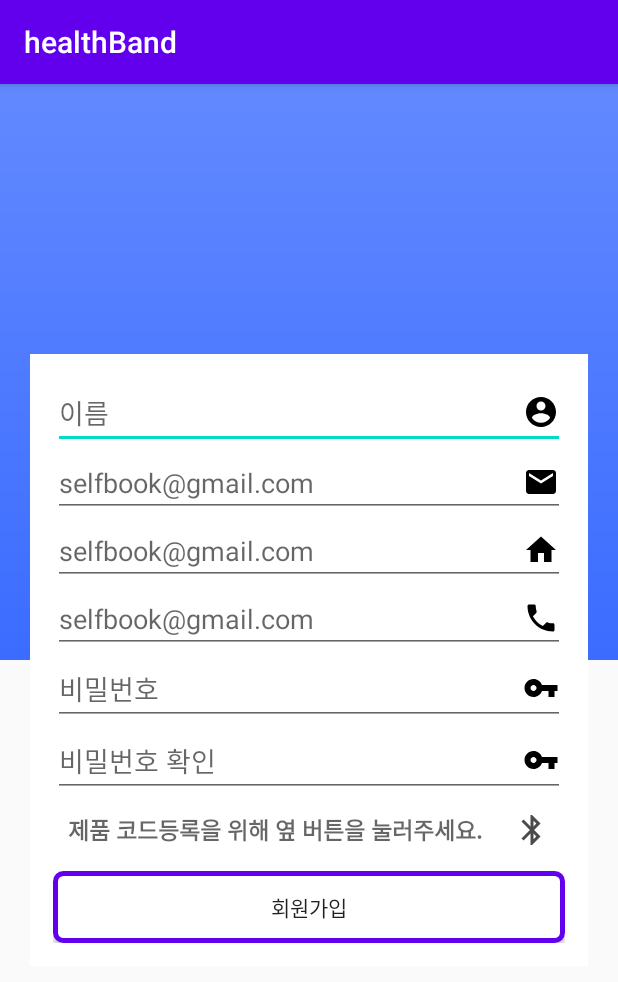
After one commit to show981111/healthBand_protector, an Android app: the RegisterActivity screen opened directly, with no data from a screen before it, on a phone screen of 412 x 824 dp. The commit adds this screen. Shown: the top 982 px of the screen. Run offline under Robolectric (Android 15) with nearby library versions, the phone set to English and light mode, and no system bars.

Commit message:
add layout for login and register

```diff
--- /dev/null
+++ b/app/src/main/java/com/hanium/healthband/RegisterActivity.java
@@ -0,0 +1,14 @@
+package com.hanium.healthband;
+
+import androidx.appcompat.app.AppCompatActivity;
+
+import android.os.Bundle;
+
+public class RegisterActivity extends AppCompatActivity {
+
+    @Override
+    protected void onCreate(Bundle savedInstanceState) {
+        super.onCreate(savedInstanceState);
+        setContentView(R.layout.activity_register);
+    }
+}
--- /dev/null
+++ b/app/src/main/res/drawable/background_gradient.xml
@@ -0,0 +1,10 @@
+<?xml version="1.0" encoding="utf-8"?>
+    <shape xmlns:android = "http://schemas.android.com/apk/res/android"
+        android:shape="rectangle">
+
+    <gradient
+        android:startColor="#3b6cff"
+        android:endColor="#6289ff"
+        android:angle="90"/>
+
+</shape>
--- /dev/null
+++ b/app/src/main/res/drawable/bt_bluetooth.xml
@@ -0,0 +1,6 @@
+<selector xmlns:android="http://schemas.android.com/apk/res/android">
+    <item android:state_focused="true" android:state_pressed="false" android:drawable="@drawable/ic_bluetooth_grey" />
+    <item android:state_focused="true" android:state_pressed="true" android:drawable="@drawable/ic_bluetooth_black" />
+    <item android:state_focused="false" android:state_pressed="true" android:drawable="@drawable/ic_bluetooth_black" />
+    <item android:drawable="@drawable/ic_bluetooth_grey" />
+</selector>
--- /dev/null
+++ b/app/src/main/res/drawable/button_background.xml
@@ -0,0 +1,9 @@
+<?xml version="1.0" encoding="utf-8"?>
+<shape xmlns:android="http://schemas.android.com/apk/res/android"
+    android:shape="rectangle">
+    <gradient android:startColor="#FFFFFF"
+        android:endColor="#FFFFFF"
+        android:angle="270" />
+    <corners android:radius="5dp" />
+    <stroke android:width="5px" android:color="@color/colorPrimary" />
+</shape>
--- /dev/null
+++ b/app/src/main/res/drawable/ic_bluetooth_black.xml
@@ -0,0 +1,9 @@
+<vector xmlns:android="http://schemas.android.com/apk/res/android"
+        android:width="24dp"
+        android:height="24dp"
+        android:viewportWidth="24.0"
+        android:viewportHeight="24.0">
+    <path
+        android:fillColor="#FF000000"
+        android:pathData="M17.71,7.71L12,2h-1v7.59L6.41,5 5,6.41 10.59,12 5,17.59 6.41,19 11,14.41L11,22h1l5.71,-5.71 -4.3,-4.29 4.3,-4.29zM13,5.83l1.88,1.88L13,9.59L13,5.83zM14.88,16.29L13,18.17v-3.76l1.88,1.88z"/>
+</vector>
--- /dev/null
+++ b/app/src/main/res/drawable/ic_bluetooth_grey.xml
@@ -0,0 +1,5 @@
+<vector android:height="24dp" android:tint="#4B4B4B"
+    android:viewportHeight="24.0" android:viewportWidth="24.0"
+    android:width="24dp" xmlns:android="http://schemas.android.com/apk/res/android">
+    <path android:fillColor="#FF000000" android:pathData="M17.71,7.71L12,2h-1v7.59L6.41,5 5,6.41 10.59,12 5,17.59 6.41,19 11,14.41L11,22h1l5.71,-5.71 -4.3,-4.29 4.3,-4.29zM13,5.83l1.88,1.88L13,9.59L13,5.83zM14.88,16.29L13,18.17v-3.76l1.88,1.88z"/>
+</vector>
--- /dev/null
+++ b/app/src/main/res/drawable/ic_email.xml
@@ -0,0 +1,9 @@
+<vector xmlns:android="http://schemas.android.com/apk/res/android"
+        android:width="24dp"
+        android:height="24dp"
+        android:viewportWidth="24.0"
+        android:viewportHeight="24.0">
+    <path
+        android:fillColor="#FF000000"
+        android:pathData="M20,4L4,4c-1.1,0 -1.99,0.9 -1.99,2L2,18c0,1.1 0.9,2 2,2h16c1.1,0 2,-0.9 2,-2L22,6c0,-1.1 -0.9,-2 -2,-2zM20,8l-8,5 -8,-5L4,6l8,5 8,-5v2z"/>
+</vector>
--- /dev/null
+++ b/app/src/main/res/drawable/ic_home.xml
@@ -0,0 +1,9 @@
+<vector xmlns:android="http://schemas.android.com/apk/res/android"
+        android:width="24dp"
+        android:height="24dp"
+        android:viewportWidth="24.0"
+        android:viewportHeight="24.0">
+    <path
+        android:fillColor="#FF000000"
+        android:pathData="M10,20v-6h4v6h5v-8h3L12,3 2,12h3v8z"/>
+</vector>
--- /dev/null
+++ b/app/src/main/res/drawable/ic_login.xml
@@ -0,0 +1,9 @@
+<vector xmlns:android="http://schemas.android.com/apk/res/android"
+        android:width="24dp"
+        android:height="24dp"
+        android:viewportWidth="24.0"
+        android:viewportHeight="24.0">
+    <path
+        android:fillColor="#FF000000"
+        android:pathData="M12,2C6.48,2 2,6.48 2,12s4.48,10 10,10 10,-4.48 10,-10S17.52,2 12,2zM12,5c1.66,0 3,1.34 3,3s-1.34,3 -3,3 -3,-1.34 -3,-3 1.34,-3 3,-3zM12,19.2c-2.5,0 -4.71,-1.28 -6,-3.22 0.03,-1.99 4,-3.08 6,-3.08 1.99,0 5.97,1.09 6,3.08 -1.29,1.94 -3.5,3.22 -6,3.22z"/>
+</vector>
--- /dev/null
+++ b/app/src/main/res/drawable/ic_password.xml
@@ -0,0 +1,9 @@
+<vector xmlns:android="http://schemas.android.com/apk/res/android"
+        android:width="24dp"
+        android:height="24dp"
+        android:viewportWidth="24.0"
+        android:viewportHeight="24.0">
+    <path
+        android:fillColor="#FF000000"
+        android:pathData="M12.65,10C11.83,7.67 9.61,6 7,6c-3.31,0 -6,2.69 -6,6s2.69,6 6,6c2.61,0 4.83,-1.67 5.65,-4H17v4h4v-4h2v-4H12.65zM7,14c-1.1,0 -2,-0.9 -2,-2s0.9,-2 2,-2 2,0.9 2,2 -0.9,2 -2,2z"/>
+</vector>
--- /dev/null
+++ b/app/src/main/res/drawable/ic_phone.xml
@@ -0,0 +1,9 @@
+<vector xmlns:android="http://schemas.android.com/apk/res/android"
+        android:width="24dp"
+        android:height="24dp"
+        android:viewportWidth="24.0"
+        android:viewportHeight="24.0">
+    <path
+        android:fillColor="#FF000000"
+        android:pathData="M6.62,10.79c1.44,2.83 3.76,5.14 6.59,6.59l2.2,-2.2c0.27,-0.27 0.67,-0.36 1.02,-0.24 1.12,0.37 2.33,0.57 3.57,0.57 0.55,0 1,0.45 1,1V20c0,0.55 -0.45,1 -1,1 -9.39,0 -17,-7.61 -17,-17 0,-0.55 0.45,-1 1,-1h3.5c0.55,0 1,0.45 1,1 0,1.25 0.2,2.45 0.57,3.57 0.11,0.35 0.03,0.74 -0.25,1.02l-2.2,2.2z"/>
+</vector>
--- /dev/null
+++ b/app/src/main/res/layout/activity_register.xml
@@ -0,0 +1,138 @@
+<?xml version="1.0" encoding="utf-8"?>
+<RelativeLayout
+    xmlns:android="http://schemas.android.com/apk/res/android"
+    android:layout_width="match_parent"
+    android:layout_height="match_parent">
+
+
+    <LinearLayout
+        android:orientation="vertical"
+        android:layout_width="match_parent"
+        android:layout_height="match_parent"
+        >
+        <ImageView
+            android:layout_width="match_parent"
+            android:layout_height="0dp"
+            android:layout_weight="1"
+            android:background="@drawable/background_gradient"/>
+        <ImageView
+            android:layout_width="match_parent"
+            android:layout_height="0dp"
+            android:layout_weight="1"
+            />
+
+
+    </LinearLayout>
+
+    <LinearLayout
+        android:background="#ffffff"
+        android:orientation="vertical"
+        android:layout_width="match_parent"
+        android:layout_height="wrap_content"
+        android:layout_centerVertical="true"
+        android:layout_centerHorizontal="true"
+        android:layout_marginRight="20dp"
+        android:layout_marginLeft="20dp"
+        android:padding="15dp"
+        >
+        <EditText
+            android:id="@+id/et_registerName"
+            android:drawablePadding="20dp"
+            android:drawableRight="@drawable/ic_login"
+            android:layout_width="match_parent"
+            android:layout_height="wrap_content"
+            android:hint="이름"/>
+
+
+        <EditText
+            android:id="@+id/et_registerEmail"
+            android:drawablePadding="20dp"
+            android:drawableRight="@drawable/ic_email"
+            android:layout_width="match_parent"
+            android:layout_height="wrap_content"
+            android:hint="selfbook@gmail.com"/>
+
+        <EditText
+            android:id="@+id/et_registerAdress"
+            android:drawablePadding="20dp"
+            android:drawableRight="@drawable/ic_home"
+            android:layout_width="match_parent"
+            android:layout_height="wrap_content"
+            android:hint="selfbook@gmail.com"/>
+
+        <EditText
+            android:id="@+id/et_registerPhone"
+            android:drawablePadding="20dp"
+            android:drawableRight="@drawable/ic_phone"
+            android:layout_width="match_parent"
+            android:layout_height="wrap_content"
+            android:hint="selfbook@gmail.com"/>
+
+        <EditText
+            android:id="@+id/et_registerPassword"
+            android:drawablePadding="20dp"
+            android:drawableRight="@drawable/ic_password"
+            android:layout_width="match_parent"
+            android:layout_height="wrap_content"
+            android:inputType="textPassword"
+            android:hint="비밀번호"/>
+
+        <EditText
+            android:id="@+id/et_registerPasswordCheck"
+            android:drawablePadding="20dp"
+            android:drawableRight="@drawable/ic_password"
+            android:layout_width="match_parent"
+            android:layout_height="wrap_content"
+            android:inputType="textPassword"
+            android:hint="비밀번호 확인"/>
+
+        <LinearLayout
+            android:id="@+id/ll_bluetooth"
+            android:layout_width="match_parent"
+            android:layout_height="wrap_content"
+            android:layout_marginTop="10dp"
+            android:layout_marginLeft="10dp"
+            android:layout_marginRight="10dp"
+            android:orientation="horizontal">
+
+            <TextView
+                android:id="@+id/tv_bluetoothCode"
+                android:layout_width="fill_parent"
+                android:layout_height="wrap_content"
+                android:hint="제품 코드등록을 위해 옆 버튼을 눌러주세요."
+                android:textStyle="bold"
+                android:layout_weight="1"
+                android:textSize="15sp"
+                />
+
+            <ImageButton
+                android:id="@+id/bt_bluetoothConnect"
+                android:clickable="true"
+                android:paddingLeft="10dp"
+                android:layout_width="wrap_content"
+                android:layout_height="wrap_content"
+                android:layout_gravity="center_vertical"
+                android:background="@drawable/bt_bluetooth"
+                />
+
+        </LinearLayout>
+        <Button
+            android:id="@+id/bt_registerSend"
+            android:layout_marginTop="15dp"
+            android:background="@drawable/button_background"
+            android:layout_width="match_parent"
+            android:layout_height="wrap_content"
+            android:text="회원가입"/>
+
+
+
+
+
+    </LinearLayout>
+
+
+
+
+
+
+</RelativeLayout>
```
Also changed, not shown: app/src/main/AndroidManifest.xml (+7 -3 lines), app/src/main/java/com/hanium/healthband/Connect.java (+28 -22 lines), app/src/main/java/com/hanium/healthband/LoginActivity.java (added, +14 -0 lines), app/src/main/java/com/hanium/healthband/MainActivity.java (+9 -7 lines), app/src/main/res/layout/activity_login.xml (added, +84 -0 lines).
